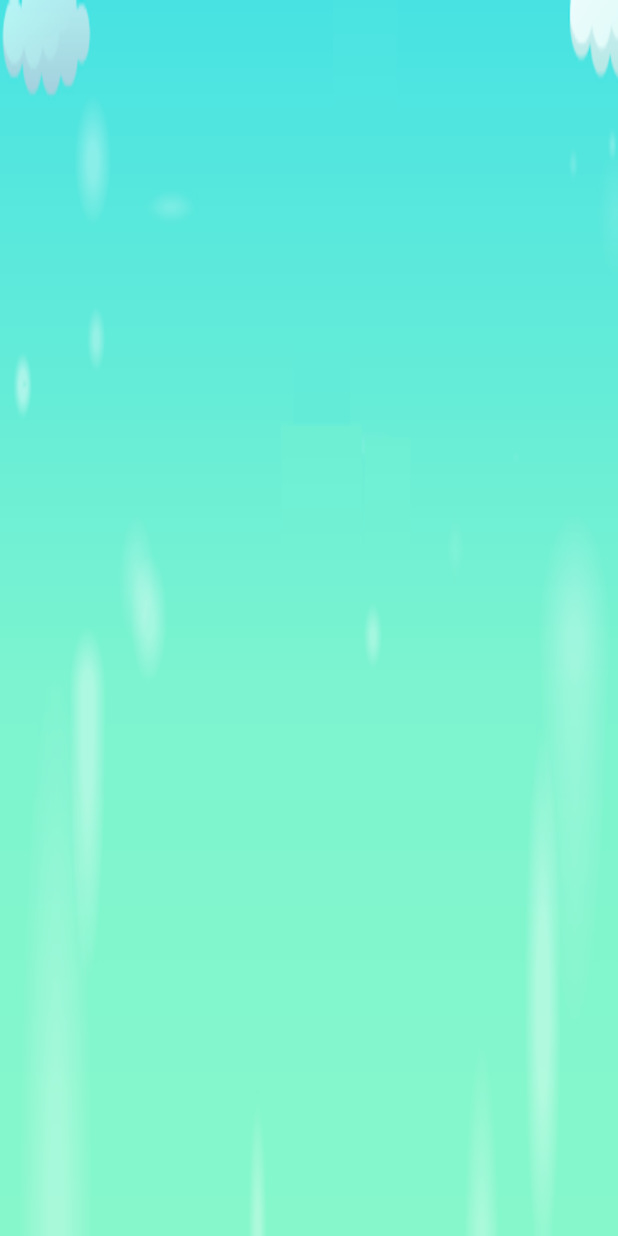
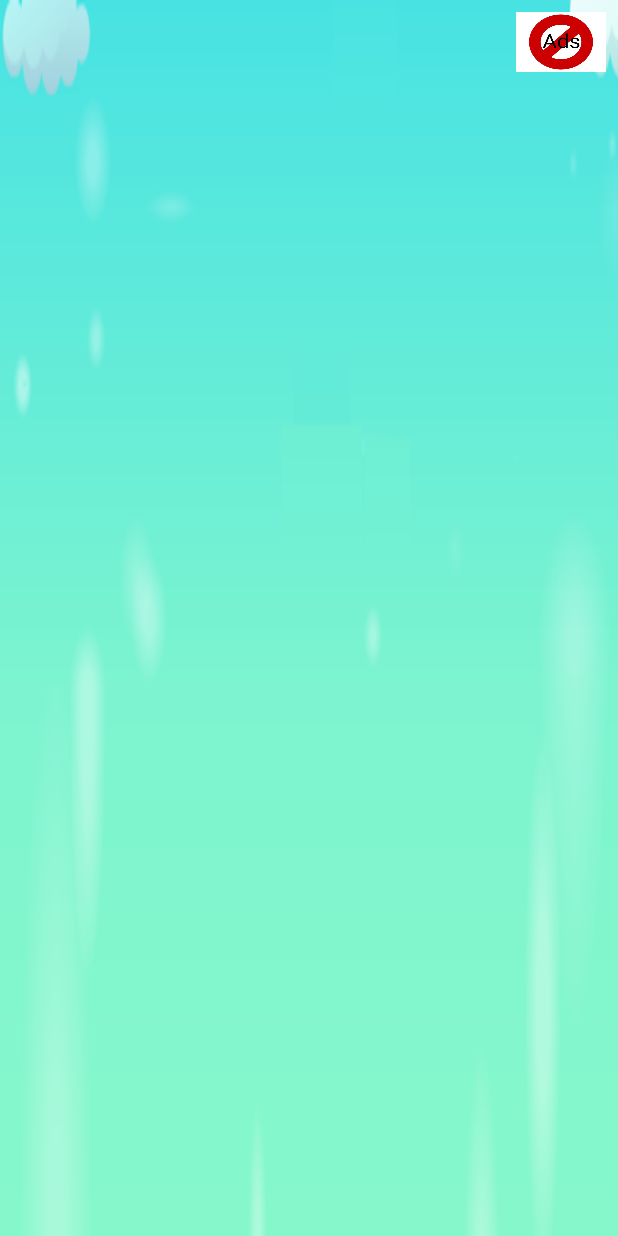
Before and after one commit to shyam333/RecyclerViewNew, an Android app: the layout activity_main.xml on its own in the app's theme, with its tools: preview values and no code run, on a phone screen of 412 x 824 dp. Run offline under Robolectric (Android 15) with nearby library versions, the phone set to English and light mode, and no system bars.

Commit message:
fifth commit

```diff
--- a/app/src/main/res/layout/activity_main.xml
+++ b/app/src/main/res/layout/activity_main.xml
@@ -9,6 +9,13 @@
     android:background="@drawable/cloud_bg"
 
     tools:context=".MainActivity">
+
+    <ImageView
+        android:id="@+id/btn"
+        android:layout_width="60dp"
+        android:layout_height="40dp"
+        android:layout_gravity="right"
+        android:background="@drawable/noads1"/>
 
 
    <android.support.v7.widget.RecyclerView
```
Also changed, not shown: app/src/main/res/drawable/noads1.jpg (added).
